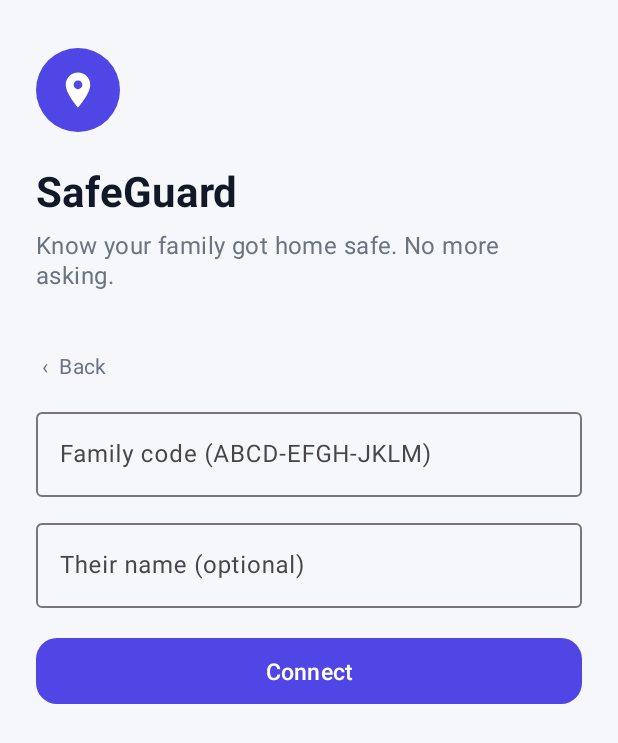
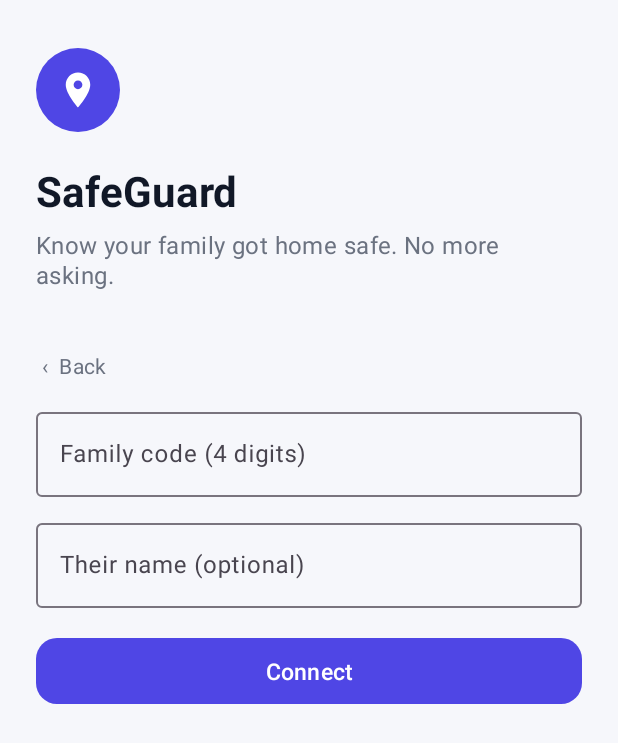
Before and after one commit to srikanthrajjj/test, an Android app: the screen it shows after launch (MainActivity), after a tap on "I want to see family", on a phone screen of 412 x 824 dp. Shown: the top 743 px of the screen. Run offline under Robolectric (Android 15) with nearby library versions, the phone set to English and light mode, and no system bars; libraries missing offline, so code that uses them is left out: org.osmdroid.config, org.osmdroid.tileprovider, org.osmdroid.util, org.osmdroid.views.

Commit message:
SafeGuard: 4-digit family code
Shorter code requested for easier sharing. Number keypad, max 4 digits.
README notes that a 4-digit code is easy to guess.

Co-Authored-By: Claude Opus 5.5 <noreply@anthropic.com>
Claude-Session: https://claude.ai/code/session_01QsqrQcyrFGRQjH77tNaeSh

```diff
--- a/safeguard/app/src/main/java/com/safeguard/family/MainActivity.kt
+++ b/safeguard/app/src/main/java/com/safeguard/family/MainActivity.kt
@@ -53,7 +53,7 @@ class MainActivity : AppCompatActivity() {
         findViewById<Button>(R.id.btnConnect).setOnClickListener {
             val code = Prefs.normalize(findViewById<EditText>(R.id.inputCode).text.toString())
             val name = findViewById<EditText>(R.id.inputTheirName).text.toString().trim()
-            if (code.length != 12) { toast("Family code has 12 letters, like ABCD-EFGH-JKLM"); return@setOnClickListener }
+            if (code.length != 4) { toast("Family code has 4 digits, like 4821"); return@setOnClickListener }
             prefs.code = code
             prefs.name = name.ifEmpty { "Family" }
             prefs.role = "viewer"
--- a/safeguard/app/src/main/res/layout/activity_main.xml
+++ b/safeguard/app/src/main/res/layout/activity_main.xml
@@ -122,12 +122,13 @@
                 android:layout_width="match_parent"
                 android:layout_height="wrap_content"
                 android:layout_marginTop="12dp"
-                android:hint="Family code (ABCD-EFGH-JKLM)">
+                android:hint="Family code (4 digits)">
                 <com.google.android.material.textfield.TextInputEditText
                     android:id="@+id/inputCode"
                     android:layout_width="match_parent"
                     android:layout_height="wrap_content"
-                    android:inputType="textCapCharacters|textNoSuggestions" />
+                    android:inputType="number"
+                    android:maxLength="4" />
             </com.google.android.material.textfield.TextInputLayout>
 
             <com.google.android.material.textfield.TextInputLayout
```
Also changed, not shown: safeguard/app/src/main/java/com/safeguard/family/Prefs.kt (+4 -8 lines), 1 other file.
